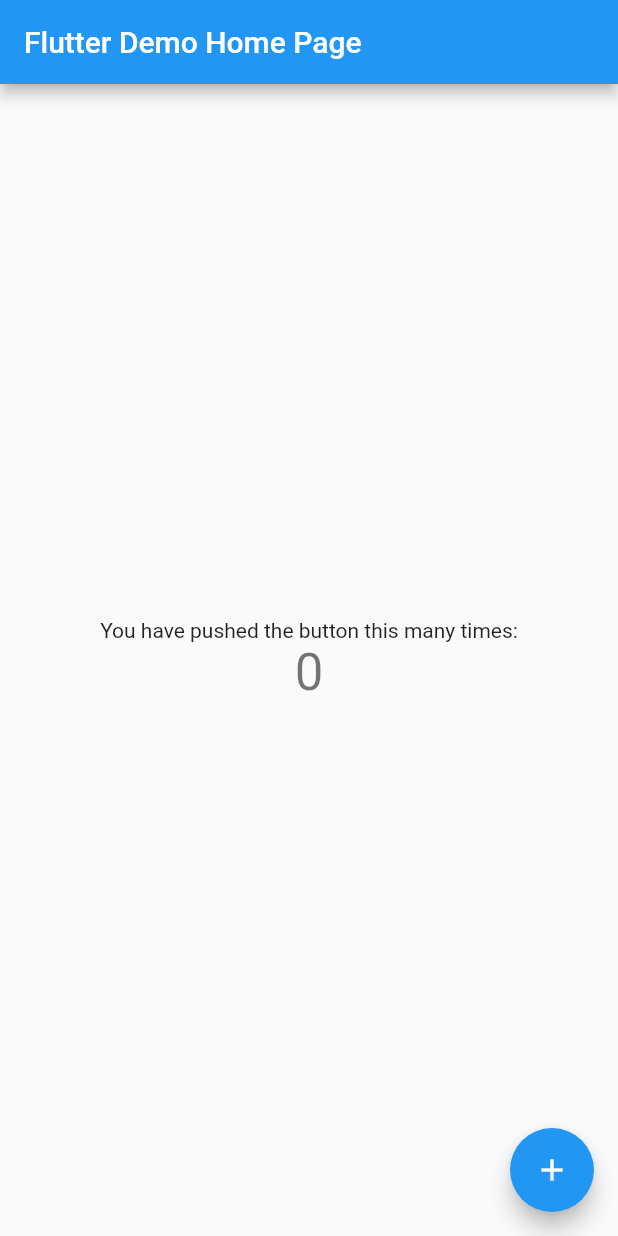
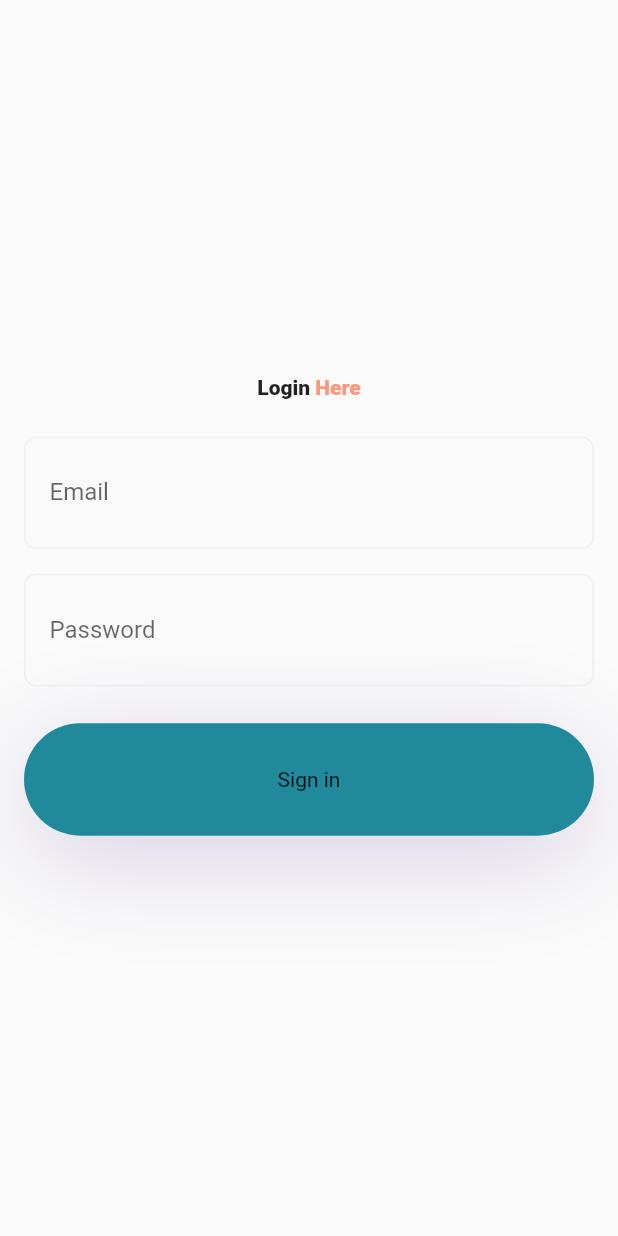
Before and after one commit to ImtiazOvi/temp-mail-flutter, a Flutter app: the screen it shows after launch, on a phone screen of 412 x 824 dp. Run offline on Flutter 3.47's test engine with Material 2 defaults, Android fonts, the phone set to English and light mode, and no system bars.

Commit message:
Login & Create account ui design implementation

```diff
--- /dev/null
+++ b/lib/login.dart
@@ -0,0 +1,136 @@
+import 'package:flutter/material.dart';
+
+class LoginScreen extends StatelessWidget{
+  const LoginScreen({Key? key}) : super(key: key);
+
+  @override
+  Widget build(BuildContext context) {
+    final size = MediaQuery.of(context).size;
+    return Scaffold(
+      resizeToAvoidBottomInset: false,
+      body: SafeArea(
+        child: Center(
+          child: Padding(
+            padding: const EdgeInsets.symmetric(horizontal: 16.0),
+            child: Column(
+              mainAxisAlignment: MainAxisAlignment.center,
+              crossAxisAlignment: CrossAxisAlignment.center,
+              children: [
+                richText(24),
+                SizedBox(
+                  height: size.height * 0.03,
+                ),
+                //email & password section
+                emailTextField(size),
+                SizedBox(
+                  height: size.height * 0.02,
+                ),
+                passwordTextField(size),
+                SizedBox(
+                  height: size.height * 0.03,
+                ),
+
+                //sign in button & sign in with text
+                signInButton(size),
+                SizedBox(
+                  height: size.height * 0.02,
+                )
+              ],
+            ),
+          ),
+        ),
+      ),
+    );
+  }
+
+  Widget emailTextField(Size size) {
+    return Container(
+      alignment: Alignment.center,
+      height: size.height / 11,
+      padding: const EdgeInsets.symmetric(horizontal: 16),
+      decoration: BoxDecoration(
+        borderRadius: BorderRadius.circular(8.0),
+        border: Border.all(
+          width: 1.0,
+          color: const Color(0xFFEFEFEF),
+        ),
+      ),
+      child: const TextField(
+        maxLines: 1,
+        cursorColor: Color(0xFF15224F),
+        decoration: InputDecoration(
+            labelText: 'Email',
+            border: InputBorder.none),
+      ),
+    );
+  }
+
+  Widget richText(double fontSize) {
+    return const Text.rich(
+      TextSpan(
+        children: [
+          TextSpan(
+            text: 'Login ',
+            style: TextStyle(
+              fontWeight: FontWeight.w800,
+            ),
+          ),
+          TextSpan(
+            text: 'Here',
+            style: TextStyle(
+              color: Color(0xFFFE9879),
+              fontWeight: FontWeight.w800,
+            ),
+          )
+        ],
+      ),
+      textAlign: TextAlign.center,
+    );
+  }
+
+  Widget passwordTextField(Size size) {
+    return Container(
+      alignment: Alignment.center,
+      height: size.height / 11,
+      padding: const EdgeInsets.symmetric(horizontal: 16),
+      decoration: BoxDecoration(
+        borderRadius: BorderRadius.circular(8.0),
+        border: Border.all(
+          width: 1.0,
+          color: const Color(0xFFEFEFEF),
+        ),
+      ),
+      child: const TextField(
+        maxLines: 1,
+        obscureText: true,
+        keyboardType: TextInputType.visiblePassword,
+        cursorColor: Color(0xFF15224F),
+        decoration: InputDecoration(
+            labelText: 'Password',
+            border: InputBorder.none),
+      ),
+    );
+  }
+
+  Widget signInButton(Size size) {
+    return Container(
+      alignment: Alignment.center,
+      height: size.height / 11,
+      decoration: BoxDecoration(
+        borderRadius: BorderRadius.circular(50.0),
+        color: const Color(0xFF21899C),
+        boxShadow: [
+          BoxShadow(
+            color: const Color(0xFF4C2E84).withOpacity(0.2),
+            offset: const Offset(0, 15.0),
+            blurRadius: 60.0,
+          ),
+        ],
+      ),
+      child: Text(
+        'Sign in',
+        textAlign: TextAlign.center,
+      ),
+    );
+  }
+}
--- a/lib/main.dart
+++ b/lib/main.dart
@@ -1,4 +1,6 @@
 import 'package:flutter/material.dart';
+import 'package:temp_mail_flutter/login.dart';
+import 'package:temp_mail_flutter/account.dart';
 
 void main() {
   runApp(const MyApp());
@@ -11,6 +13,7 @@ class MyApp extends StatelessWidget {
   @override
   Widget build(BuildContext context) {
     return MaterialApp(
+      debugShowCheckedModeBanner: false,
       title: 'Flutter Demo',
       theme: ThemeData(
         // This is the theme of your application.
@@ -24,92 +27,7 @@ class MyApp extends StatelessWidget {
         // is not restarted.
         primarySwatch: Colors.blue,
       ),
-      home: const MyHomePage(title: 'Flutter Demo Home Page'),
+      home: const LoginScreen(),
     );
   }
 }
-
-class MyHomePage extends StatefulWidget {
-  const MyHomePage({Key? key, required this.title}) : super(key: key);
-
-  // This widget is the home page of your application. It is stateful, meaning
-  // that it has a State object (defined below) that contains fields that affect
-  // how it looks.
-
-  // This class is the configuration for the state. It holds the values (in this
-  // case the title) provided by the parent (in this case the App widget) and
-  // used by the build method of the State. Fields in a Widget subclass are
-  // always marked "final".
-
-  final String title;
-
-  @override
-  State<MyHomePage> createState() => _MyHomePageState();
-}
-
-class _MyHomePageState extends State<MyHomePage> {
-  int _counter = 0;
-
-  void _incrementCounter() {
-    setState(() {
-      // This call to setState tells the Flutter framework that something has
-      // changed in this State, which causes it to rerun the build method below
-      // so that the display can reflect the updated values. If we changed
-      // _counter without calling setState(), then the build method would not be
-      // called again, and so nothing would appear to happen.
-      _counter++;
-    });
-  }
-
-  @override
-  Widget build(BuildContext context) {
-    // This method is rerun every time setState is called, for instance as done
-    // by the _incrementCounter method above.
-    //
-    // The Flutter framework has been optimized to make rerunning build methods
-    // fast, so that you can just rebuild anything that needs updating rather
-    // than having to individually change instances of widgets.
-    return Scaffold(
-      appBar: AppBar(
-        // Here we take the value from the MyHomePage object that was created by
-        // the App.build method, and use it to set our appbar title.
-        title: Text(widget.title),
-      ),
-      body: Center(
-        // Center is a layout widget. It takes a single child and positions it
-        // in the middle of the parent.
-        child: Column(
-          // Column is also a layout widget. It takes a list of children and
-          // arranges them vertically. By default, it sizes itself to fit its
-          // children horizontally, and tries to be as tall as its parent.
-          //
-          // Invoke "debug painting" (press "p" in the console, choose the
-          // "Toggle Debug Paint" action from the Flutter Inspector in Android
-          // Studio, or the "Toggle Debug Paint" command in Visual Studio Code)
-          // to see the wireframe for each widget.
-          //
-          // Column has various properties to control how it sizes itself and
-          // how it positions its children. Here we use mainAxisAlignment to
-          // center the children vertically; the main axis here is the vertical
-          // axis because Columns are vertical (the cross axis would be
-          // horizontal).
-          mainAxisAlignment: MainAxisAlignment.center,
-          children: <Widget>[
-            const Text(
-              'You have pushed the button this many times:',
-            ),
-            Text(
-              '$_counter',
-              style: Theme.of(context).textTheme.headline4,
-            ),
-          ],
-        ),
-      ),
-      floatingActionButton: FloatingActionButton(
-        onPressed: _incrementCounter,
-        tooltip: 'Increment',
-        child: const Icon(Icons.add),
-      ), // This trailing comma makes auto-formatting nicer for build methods.
-    );
-  }
-}
```
Also changed, not shown: lib/account.dart (added, +136 -0 lines).
